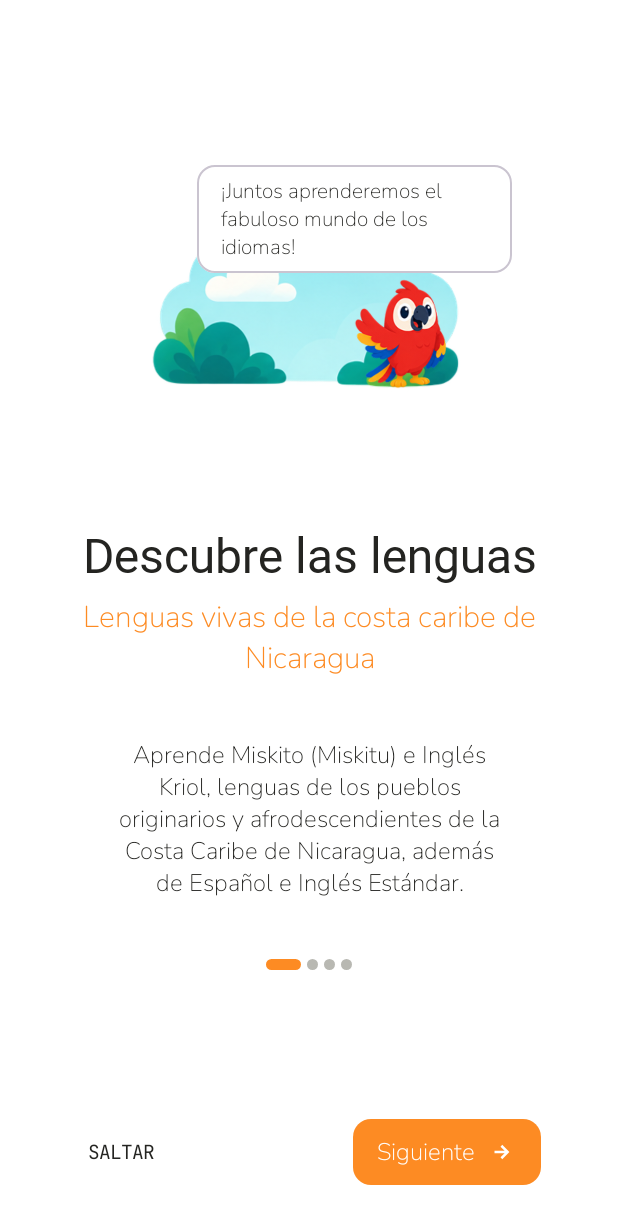
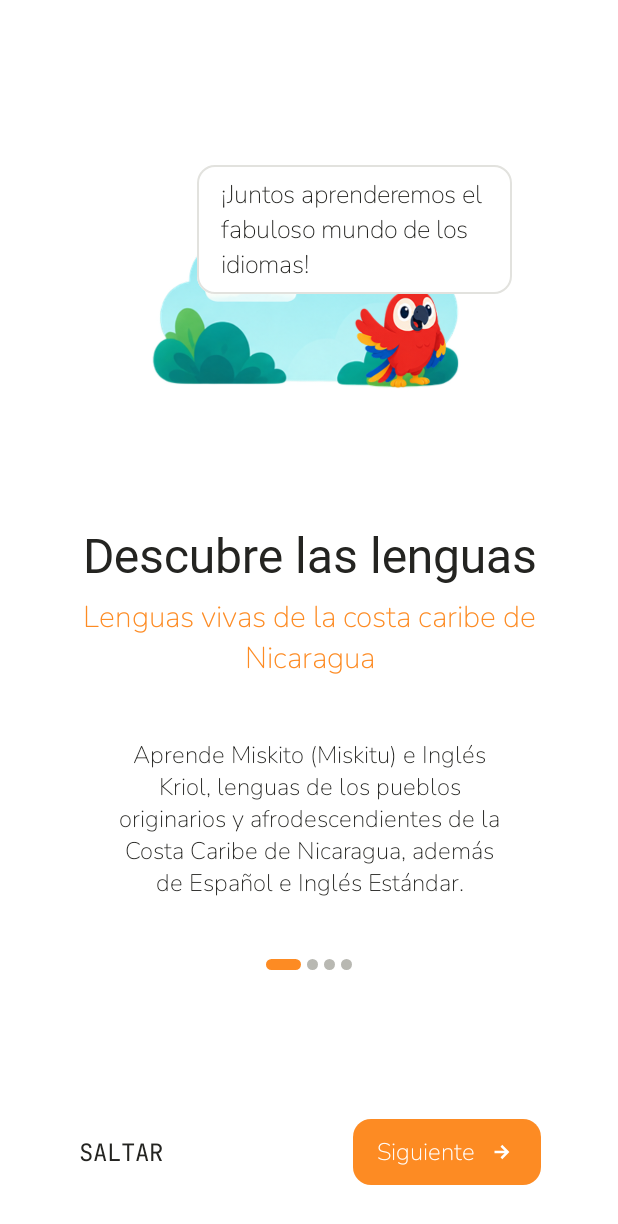
Before and after one commit to CarlosFigueroaPicado/Aikukisna, an Android app built with Jetpack Compose: the screen it shows after launch (MainActivity), on a phone screen of 412 x 824 dp. Shown: the top 1224 px of the screen. Run offline under Robolectric (Android 15) with nearby library versions, the light colour scheme and no system bars; our stand-ins replace Dagger/Hilt's generated code, Room's generated code; libraries missing offline, so code that uses them is left out: io.github.jan.supabase; Roboto replaces fonts that are not available here; 3 statements that could not run were skipped.

Commit message:
feat(pantallas): ajustar tema y tipografía

```diff
--- a/app/src/main/java/com/aikukisna/app/ui/theme/Theme.kt
+++ b/app/src/main/java/com/aikukisna/app/ui/theme/Theme.kt
@@ -21,6 +21,12 @@ private val LightColorScheme = lightColorScheme(
     onSurface = DarkNeutral,
     surfaceVariant = LightGray,
     onSurfaceVariant = DarkGray,
+    primaryContainer = BrandSubtle,
+    onPrimaryContainer = OrangePressed,
+    secondaryContainer = BlueSubtle,
+    onSecondaryContainer = BlueDarkest,
+    outline = BorderStrong,
+    outlineVariant = LightGray,
     error = RedSecondary,
     onError = Color.White
 )
@@ -37,8 +43,14 @@ private val DarkColorScheme = darkColorScheme(
     onBackground = LightNeutral,
     surface = DarkGray,               // Las tarjetas contrastan sobre el fondo negro #050505
     onSurface = LightNeutral,
-    surfaceVariant = MediumGray,
+    surfaceVariant = Color(0xFF3A3A36),
     onSurfaceVariant = LightNeutral,
+    primaryContainer = Color(0xFF4D2A0E),
+    onPrimaryContainer = Color(0xFFFFDCC1),
+    secondaryContainer = Color(0xFF173F45),
+    onSecondaryContainer = Color(0xFFD5F4F7),
+    outline = Color(0xFF9A9A93),
+    outlineVariant = Color(0xFF51514C),
     error = RedSecondary,
     onError = Color.White
 )
--- a/app/src/main/java/com/aikukisna/app/ui/theme/Type.kt
+++ b/app/src/main/java/com/aikukisna/app/ui/theme/Type.kt
@@ -68,17 +68,17 @@ val Typography = Typography(
     bodySmall = TextStyle(
         fontFamily = Nunito,
         fontWeight = FontWeight.Normal,
-        fontSize = 14.sp
+        fontSize = 17.sp
     ),
     labelLarge = TextStyle(
         fontFamily = Nunito,
         fontWeight = FontWeight.Bold,
-        fontSize = 14.sp
+        fontSize = 17.sp
     ),
 
     labelMedium = TextStyle(
         fontFamily = JetBrainsMono,
         fontWeight = FontWeight.Medium,
-        fontSize = 13.sp
+        fontSize = 16.sp
     )
 )
```
